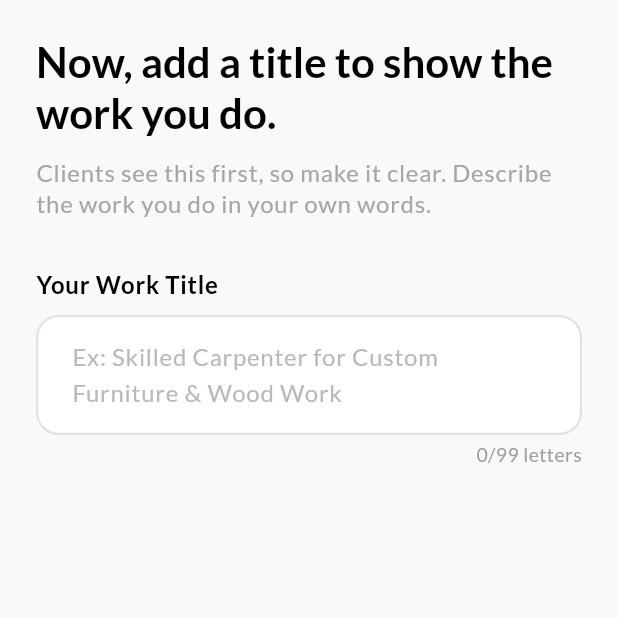
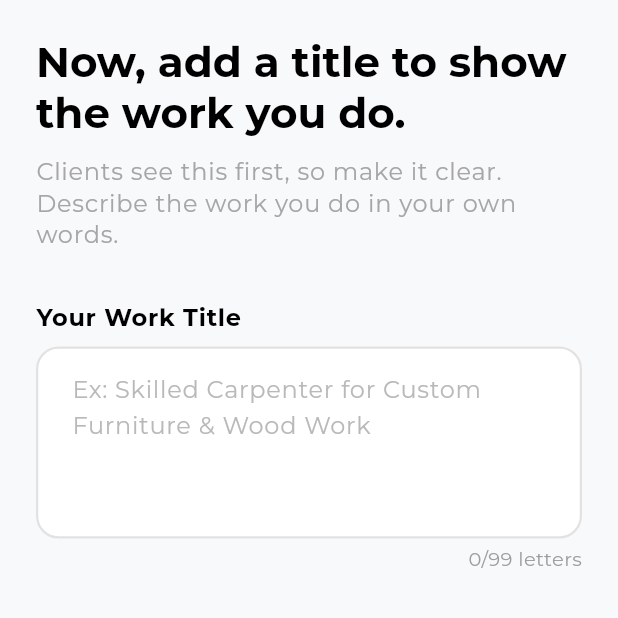
Before and after one commit to AppStaticsX/Workie.lk, a Flutter app: the AddTitlePage screen opened directly, on a phone screen of 412 x 824 dp, the top half of it. Run offline on Flutter 3.47's test engine with Material 3 defaults, Android fonts, the phone set to English and light mode, and no system bars; our stand-ins replace file_picker, flutter_local_notifications, flutter_svg, geocoding, geolocator, get and 15 more; missing offline and left inert: flame_lottie, shimmer_ai, tiktok_double_tap_like, workmanager; accounts and stored records are empty; network calls fail; statements that could not run were skipped; project files that could hold a hidden picture were left out.

Commit message:
UI Improvements

```diff
--- a/lib/authentication/pages/signup_page.dart
+++ b/lib/authentication/pages/signup_page.dart
@@ -711,7 +711,7 @@ class _SignupPageState extends State<SignupPage> with TickerProviderStateMixin {
               text: TextSpan(
                 style: TextStyle(
                   color: Theme.of(context).colorScheme.primary,
-                  fontFamily: 'Lato',
+                  fontFamily: 'Montserrat',
                   fontSize: 13,
                 ),
                 children: [
--- a/lib/models/detailed_job_model.dart
+++ b/lib/models/detailed_job_model.dart
@@ -269,12 +269,12 @@ class _JobDetailsBottomSheetState extends State<JobDetailsBottomSheet> with Sing
                     unselectedLabelColor: Colors.grey,
                     labelStyle: TextStyle(
                       fontSize: 16,
-                      fontFamily: 'Lato',
+                      fontFamily: 'Montserrat',
                       fontWeight: FontWeight.bold,
                     ),
                     unselectedLabelStyle: TextStyle(
                       fontSize: 16,
-                      fontFamily: 'Lato',
+                      fontFamily: 'Montserrat',
                       fontWeight: FontWeight.bold,
                     ),
                     tabs: const [
--- a/lib/pages/components/profile_page_post_helper.dart
+++ b/lib/pages/components/profile_page_post_helper.dart
@@ -157,10 +157,10 @@ class _ProfilePagePostHelperState extends State<ProfilePagePostHelper> {
       barrierDismissible: false,
       builder: (BuildContext context) {
         return CupertinoAlertDialog(
-          title: const Text('Delete Post', style: TextStyle(fontFamily: 'Lato', fontWeight: FontWeight.bold)),
+          title: const Text('Delete Post', style: TextStyle(fontFamily: 'Montserrat', fontWeight: FontWeight.bold)),
           content: Text(
             'Are you sure you want to delete this post? This action cannot be undone.',
-            style: TextStyle(fontFamily: 'Lato', color: Theme.of(context).colorScheme.primary, fontSize: 14),
+            style: TextStyle(fontFamily: 'Montserrat', color: Theme.of(context).colorScheme.primary, fontSize: 14),
           ),
           actions: [
             TextButton(
--- a/lib/pofile_setup/collect_info/worker/add_title_page.dart
+++ b/lib/pofile_setup/collect_info/worker/add_title_page.dart
@@ -24,7 +24,7 @@ class AddTitlePageState extends State<AddTitlePage> {
   void initState() {
     super.initState();
     professionController.addListener(_countLetters);
-    //_loadExistingTitle();
+    _loadExistingTitle();
   }
 
   void _countLetters() {
@@ -98,7 +98,7 @@ class AddTitlePageState extends State<AddTitlePage> {
                 controller: professionController,
                 hintText: 'Ex: Skilled Carpenter for Custom Furniture & Wood Work',
                 obscureText: false,
-                maxLines: 2,
+                maxLines: 4,
             ),
             const SizedBox(height: 4),
             Row(
--- a/lib/pofile_setup/verification/worker/nic_verification.dart
+++ b/lib/pofile_setup/verification/worker/nic_verification.dart
@@ -100,14 +100,14 @@ class _NICVerificationState extends State<NICVerification> {
                 size: 24,
               ),
               SizedBox(width: 8),
-              Text('File Size Exceeded', style: TextStyle(fontFamily: 'Lato'),),
+              Text('File Size Exceeded', style: TextStyle(fontFamily: 'Montserrat'),),
             ],
           ),
           content: Padding(
             padding: const EdgeInsets.only(top: 8.0),
             child: Text(
               'The selected image exceeds the 3MB size limit. Please choose a smaller image or compress the current one.',
-              style: TextStyle(fontFamily: 'Lato', fontSize: 15),
+              style: TextStyle(fontFamily: 'Montserrat', fontSize: 15),
             ),
           ),
           actions: [
--- a/lib/services/title_service.dart
+++ b/lib/services/title_service.dart
@@ -68,7 +68,7 @@ class TitleService {
     try {
       final prefs = await SharedPreferences.getInstance();
       final token = prefs.getString('auth_token');
-      final userId = prefs.getString('user_id');
+      final userId = prefs.getString('USER_ID');
 
       if (token == null || userId == null) {
         return {
--- a/lib/themes/dark_mode.dart
+++ b/lib/themes/dark_mode.dart
@@ -2,7 +2,7 @@ import 'package:flutter/material.dart';
 import 'package:workie/values/color.dart';
 
 ThemeData darkMode = ThemeData(
-  fontFamily: 'Lato',
+  fontFamily: 'Montserrat',
   colorScheme: ColorScheme.dark(
     surface: const Color(0xFF1A1A1A), //0xFF151515
     primary: AppColors.textSilver,
--- a/lib/themes/light_mode.dart
+++ b/lib/themes/light_mode.dart
@@ -2,7 +2,7 @@ import 'package:flutter/material.dart';
 import 'package:workie/values/color.dart';
 
 ThemeData lightMode = ThemeData(
-  fontFamily: 'Lato',
+  fontFamily: 'Montserrat',
   colorScheme: ColorScheme.light(
     surface: const Color(0xFFF8F9FB),
     primary: AppColors.textDarkGrey,
--- a/lib/widgets/ai_content_writer_dialog.dart
+++ b/lib/widgets/ai_content_writer_dialog.dart
@@ -294,7 +294,7 @@ class _AIContentWriterDialogState extends State<AIContentWriterDialog> {
               items: PostType.values.map((PostType type) {
                 return DropdownMenuItem<PostType>(
                   value: type,
-                  child: Text(type.displayName, style: TextStyle(fontFamily: 'Lato', fontSize: 15, letterSpacing: 0.5),),
+                  child: Text(type.displayName, style: TextStyle(fontFamily: 'Montserrat', fontSize: 15, letterSpacing: 0.5),),
                 );
               }).toList(),
               onChanged: (PostType? newValue) {
@@ -346,7 +346,7 @@ class _AIContentWriterDialogState extends State<AIContentWriterDialog> {
                         items: _toneOptions.map((String tone) {
                           return DropdownMenuItem<String>(
                             value: tone,
-                            child: Text(tone, style: TextStyle(fontFamily: 'Lato', fontSize: 15, letterSpacing: 0.5),),
+                            child: Text(tone, style: TextStyle(fontFamily: 'Montserrat', fontSize: 15, letterSpacing: 0.5),),
                           );
                         }).toList(),
                         onChanged: (String? newValue) {
```
Also changed, not shown: lib/authentication/pages/login_page.dart (+5 -5 lines), lib/screens/onboarding_screen.dart (+4 -4 lines), lib/widgets/imagesource_dialog.dart (+4 -4 lines).
